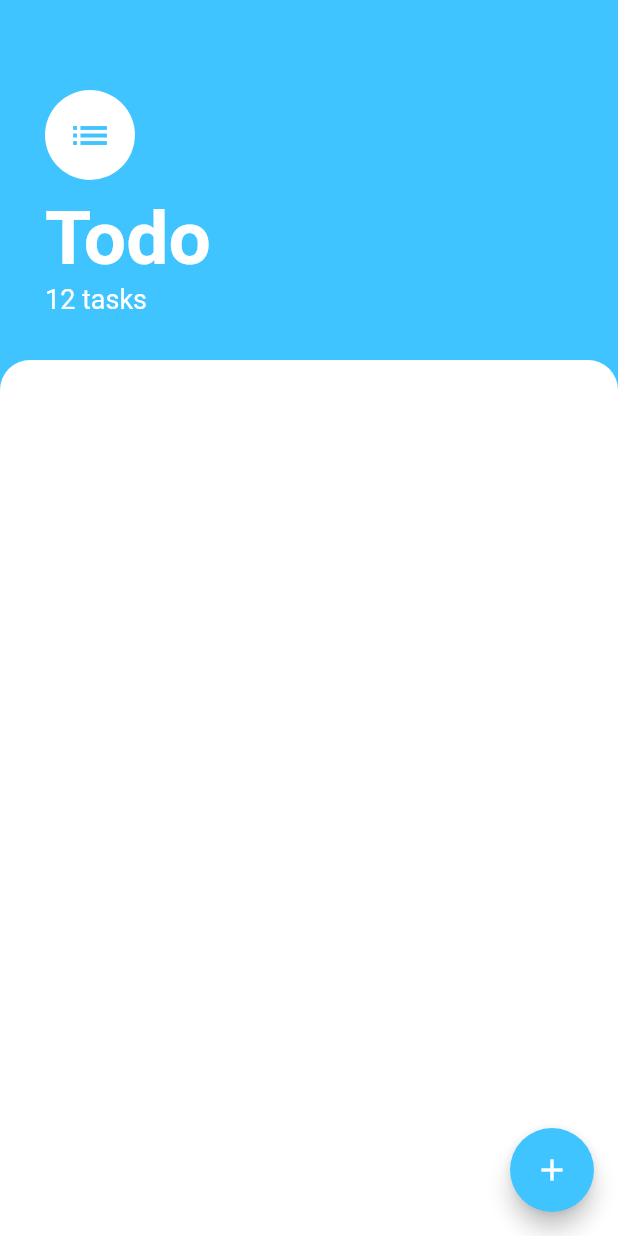
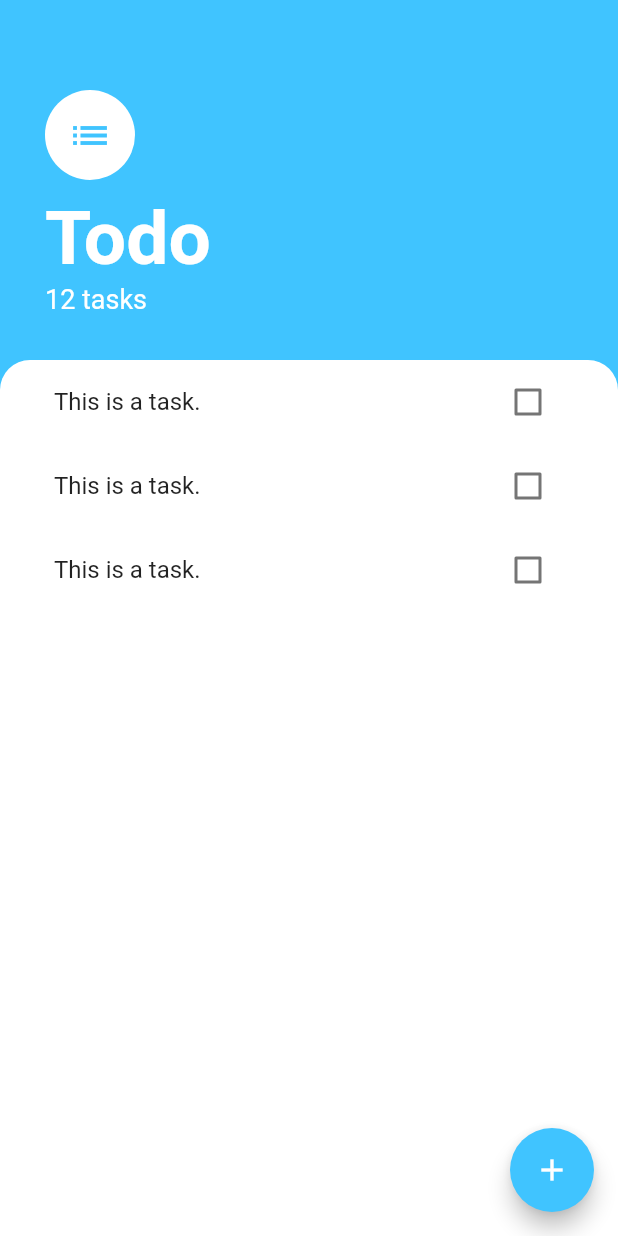
Before and after one commit to SinirliJapon/To-Do_List, a Flutter app: the screen it shows after launch, on a phone screen of 412 x 824 dp. Run offline on Flutter 3.47's test engine with Material 2 defaults, Android fonts, the phone set to English and light mode, and no system bars.

Commit message:
second lesson, implementing the ListView

```diff
--- a/lib/screens/tasks_screen.dart
+++ b/lib/screens/tasks_screen.dart
@@ -1,4 +1,5 @@
 import 'package:flutter/material.dart';
+import 'package:todo_list/widgets/tasks_list.dart';
 
 class TasksScreen extends StatelessWidget {
   const TasksScreen({Key? key}) : super(key: key);
@@ -9,8 +10,10 @@ class TasksScreen extends StatelessWidget {
       backgroundColor: Colors.lightBlueAccent,
       floatingActionButton: FloatingActionButton(
         backgroundColor: Colors.lightBlueAccent,
-        child: Icon(Icons.add),
-        onPressed: () {},
+        child: const Icon(Icons.add),
+        onPressed: () {
+
+        },
       ),
       body: Column(
         crossAxisAlignment: CrossAxisAlignment.start,
@@ -53,6 +56,7 @@ class TasksScreen extends StatelessWidget {
           ),
           Expanded(
             child: Container(
+              padding: const EdgeInsets.symmetric(horizontal: 20.0,),
               decoration: const BoxDecoration(
                 color: Colors.white,
                 borderRadius: BorderRadius.only(
@@ -60,6 +64,7 @@ class TasksScreen extends StatelessWidget {
                   topRight: Radius.circular(20.0),
                 ),
               ),
+              child: TasksList(),
             ),
           ),
         ],
--- /dev/null
+++ b/lib/widgets/task_tile.dart
@@ -0,0 +1,14 @@
+import 'package:flutter/material.dart';
+
+class TaskTile extends StatelessWidget {
+
+  @override
+  Widget build(BuildContext context) {
+    return ListTile(
+      title: const Text('This is a task.'),
+      trailing: Checkbox(
+        value: false, onChanged: (bool? value) {  },
+      ),
+    );
+  }
+}
--- /dev/null
+++ b/lib/widgets/tasks_list.dart
@@ -0,0 +1,16 @@
+import 'package:flutter/material.dart';
+import 'package:todo_list/widgets/task_tile.dart';
+
+class TasksList extends StatelessWidget {
+
+  @override
+  Widget build(BuildContext context) {
+    return ListView(
+      children: [
+        TaskTile(),
+        TaskTile(),
+        TaskTile(),
+      ],
+    );
+  }
+}
```
Also changed, not shown: 1 other file.
